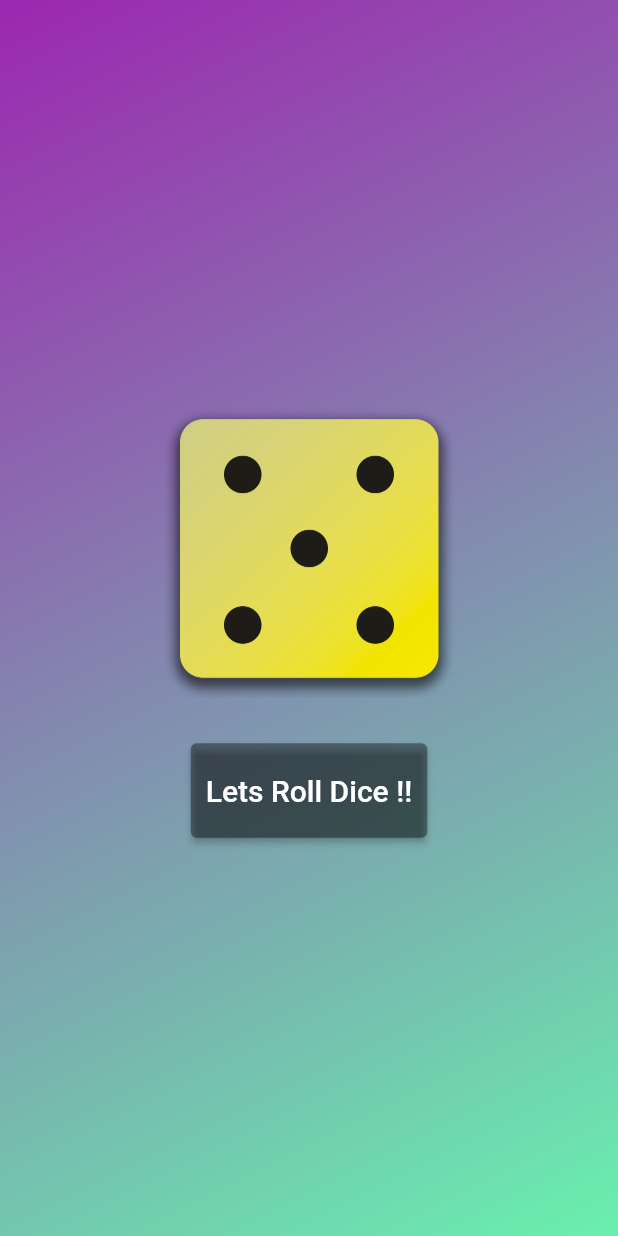
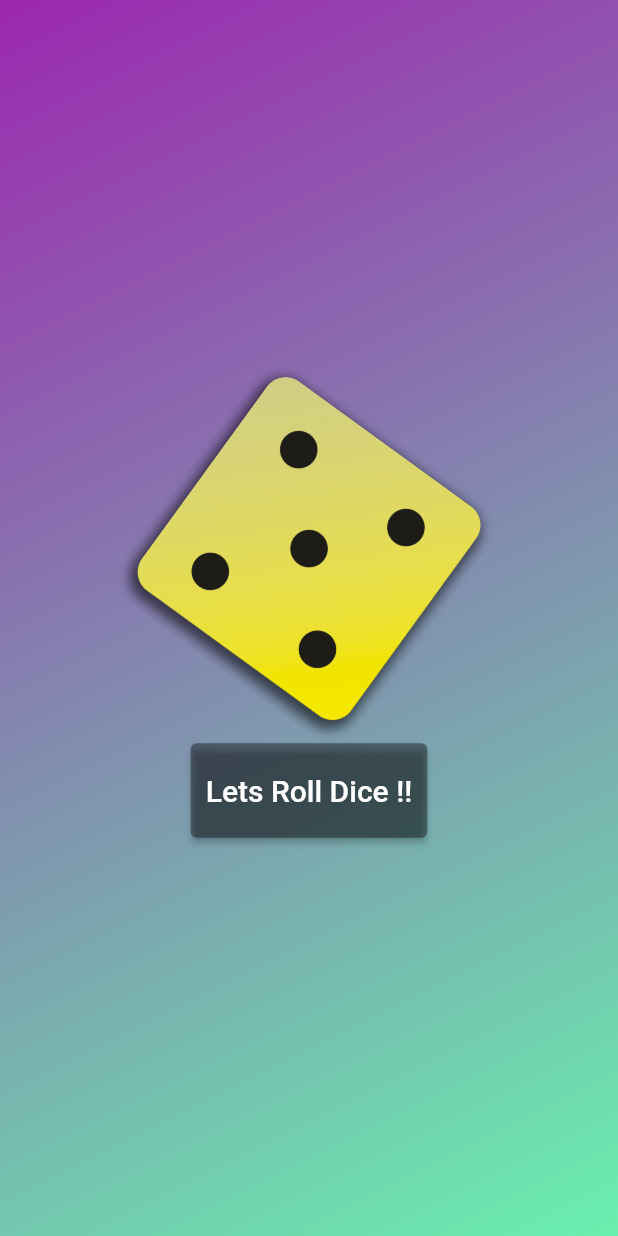
Before and after one commit to Kush-munot/Flutter_Projects, a Flutter app: the screen it shows after launch, after a tap on "Lets Roll Dice !!", on a phone screen of 412 x 824 dp. Run offline on Flutter 3.47's test engine with Material 2 defaults, Android fonts, the light colour scheme and no system bars; our stand-ins replace font_awesome_flutter, google_fonts.

Commit message:
:zap: Animation added

```diff
--- a/first_demo_app/lib/dice_roller.dart
+++ b/first_demo_app/lib/dice_roller.dart
@@ -12,10 +12,12 @@ class DiceRoller extends StatefulWidget {
 
 class _DiceRollerState extends State<DiceRoller> {
   var activeImageUrl = 'assets/dice-1.png';
+  double turns = 0.0;
 
   void rollDice() {
     var roll = Random().nextInt(6) + 1;
     setState(() {
+      turns += 1 / 10;
       activeImageUrl = 'assets/dice-$roll.png';
     });
   }
@@ -25,9 +27,13 @@ class _DiceRollerState extends State<DiceRoller> {
     return Column(
       mainAxisSize: MainAxisSize.min,
       children: [
-        Image.asset(
-          activeImageUrl,
-          width: 200,
+        AnimatedRotation(
+          turns: turns,
+          duration: const Duration(seconds: 1),
+          child: Image.asset(
+            activeImageUrl,
+            width: 200,
+          ),
         ),
         const SizedBox(height: 30),
         ElevatedButton(
```
